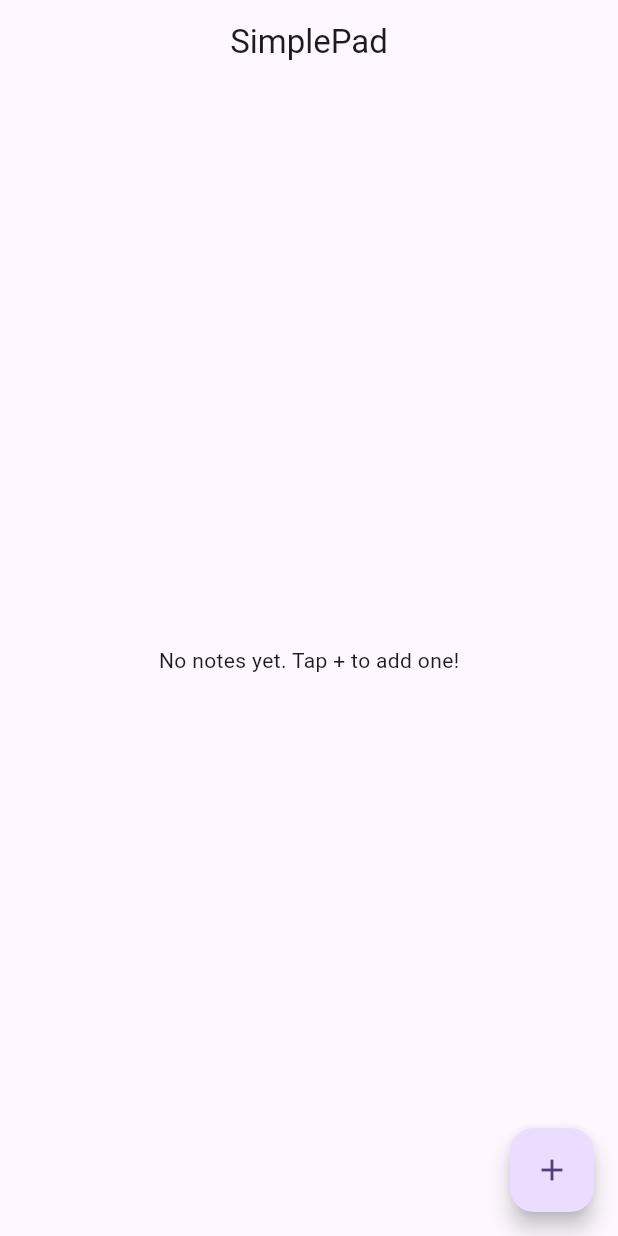
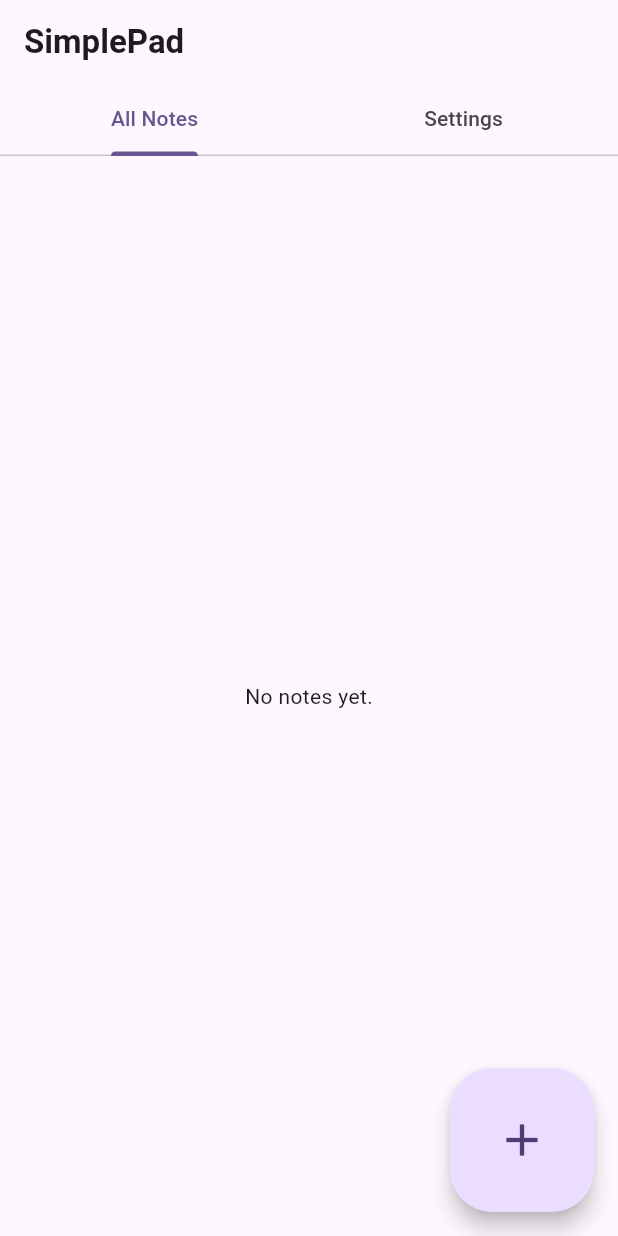
Before and after one commit to harshit2k4/SimplePad, a Flutter app: the screen it shows after launch, on a phone screen of 412 x 824 dp. Run offline on Flutter 3.47's test engine with Material 3 defaults, Android fonts, the phone set to English and light mode, and no system bars; our stand-ins replace get, hive, hive_flutter; accounts and stored records are empty; generated files the repository leaves out were written again.

Commit message:
feat(home): add tab view in homepage

```diff
--- a/lib/views/home_page.dart
+++ b/lib/views/home_page.dart
@@ -2,6 +2,7 @@ import 'package:flutter/material.dart';
 import 'package:get/get.dart';
 import 'package:flutter_staggered_grid_view/flutter_staggered_grid_view.dart';
 import 'package:simplepad/views/note_editor_page.dart';
+import 'package:simplepad/views/settings_page.dart';
 import '../controllers/note_controller.dart';
 
 class HomePage extends StatelessWidget {
@@ -12,57 +13,78 @@ class HomePage extends StatelessWidget {
     // Put the controller into GetX memory
     final NoteController controller = Get.put(NoteController());
 
-    return Scaffold(
-      appBar: AppBar(title: const Text('SimplePad'), centerTitle: true),
-      // Obx makes the UI update automatically when notes change
-      body: Obx(() {
-        if (controller.notes.isEmpty) {
-          return const Center(child: Text('No notes yet. Tap + to add one!'));
+    return DefaultTabController(
+      length: 2,
+      child: Scaffold(
+        appBar: AppBar(
+          title: const Text(
+            'SimplePad',
+            style: TextStyle(fontWeight: FontWeight.bold),
+          ),
+          bottom: const TabBar(
+            tabs: [
+              Tab(text: 'All Notes'),
+              Tab(text: 'Settings'),
+            ],
+          ),
+        ),
+        body: TabBarView(
+          children: [
+            _buildNoteGrid(controller), // Move the existing Obx grid here
+            const SettingsPage(),
+          ],
+        ),
+        floatingActionButton: FloatingActionButton.large(
+          // Expressive FAB
+          onPressed: () => Get.to(() => const NoteEditorPage()),
+          child: const Icon(Icons.add),
+        ),
+      ),
+    );
   }
 
-        return Padding(
-          padding: const EdgeInsets.all(8.0),
-          child: MasonryGridView.count(
-            crossAxisCount: 2, // Two columns
-            mainAxisSpacing: 8,
-            crossAxisSpacing: 8,
+  // Helper method to keep code modular
+  Widget _buildNoteGrid(NoteController controller) {
+    return Obx(() {
+      if (controller.notes.isEmpty) {
+        return const Center(child: Text('No notes yet.'));
+      }
+      return MasonryGridView.count(
+        crossAxisCount: 2,
+        padding: const EdgeInsets.all(12),
         itemCount: controller.notes.length,
         itemBuilder: (context, index) {
           final note = controller.notes[index];
           return Card(
-                color: Color(note.colorValue),
+            // Use the note's color or a default surface color
+            color: note.colorValue == 0 ? null : Color(note.colorValue),
+            elevation: 0,
+            shape: RoundedRectangleBorder(
+              side: BorderSide(
+                color: Theme.of(context).colorScheme.outlineVariant,
+              ),
+              borderRadius: BorderRadius.circular(24),
+            ),
             child: Padding(
-                  padding: const EdgeInsets.all(12.0),
+              padding: const EdgeInsets.all(16.0),
               child: Column(
                 crossAxisAlignment: CrossAxisAlignment.start,
                 children: [
                   Text(
                     note.title,
-                        style: const TextStyle(
-                          fontSize: 18,
-                          fontWeight: FontWeight.bold,
-                        ),
+                    style: Theme.of(context).textTheme.titleLarge,
                   ),
                   const SizedBox(height: 8),
                   Text(
                     note.content,
-                        maxLines: 5,
-                        overflow: TextOverflow.ellipsis,
+                    style: Theme.of(context).textTheme.bodyMedium,
                   ),
                 ],
               ),
             ),
           );
         },
-          ),
       );
-      }),
-      floatingActionButton: FloatingActionButton(
-        onPressed: () {
-          Get.to(() => const NoteEditorPage());
-        },
-        child: const Icon(Icons.add),
-      ),
-    );
+    });
   }
 }
```
Also changed, not shown: lib/views/settings_page.dart (added, +23 -0 lines). Lines whose indentation alone changed are shown as unchanged.
